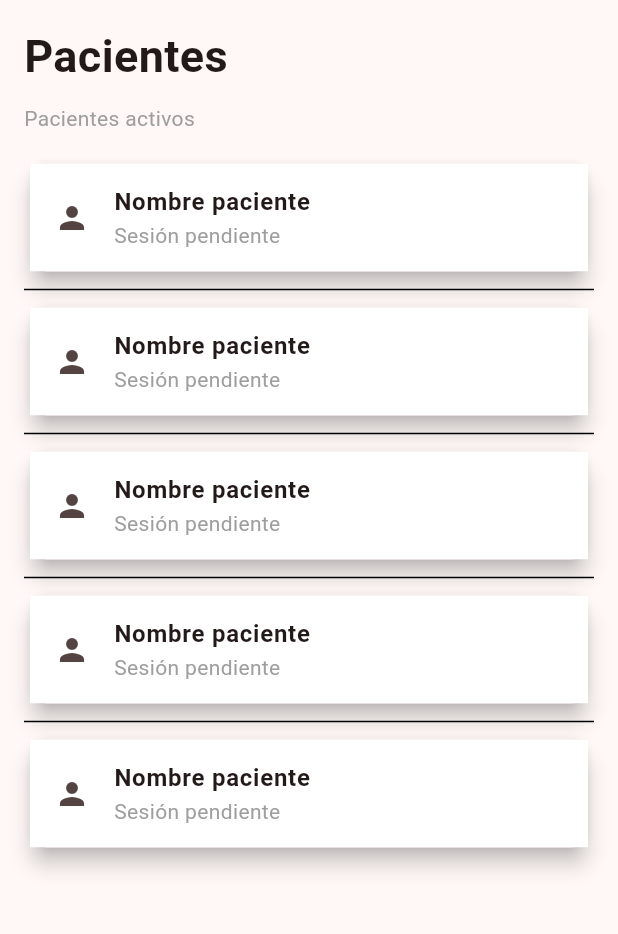
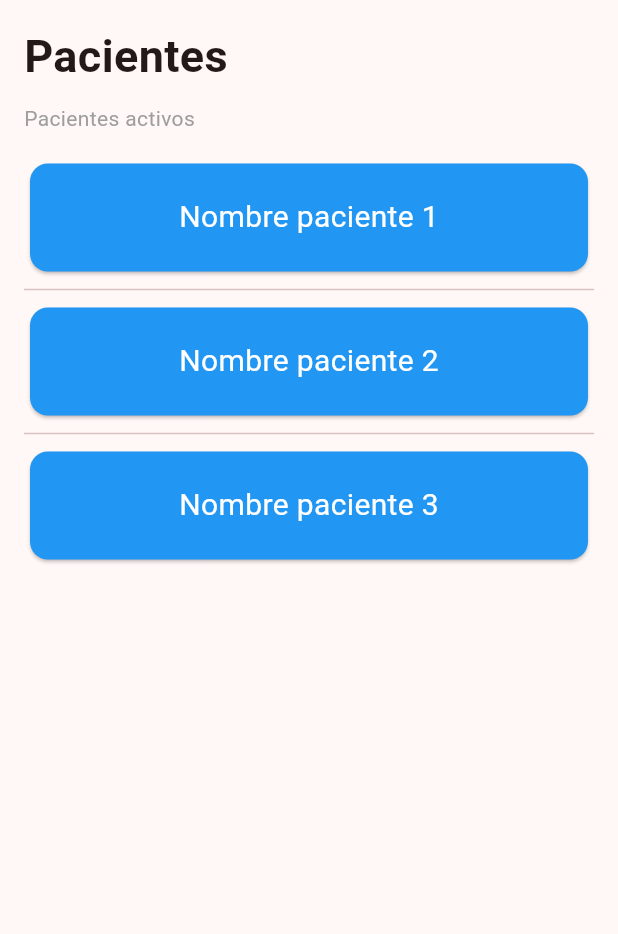
Before and after one commit to danielmnz/therafy_app, a Flutter app: the screen it shows after launch, after a tap on "Pacientes", on a phone screen of 412 x 824 dp, the part 120-1054 px from its top. Run offline on Flutter 3.47's test engine with Material 3 defaults, Android fonts, the phone set to English and light mode, and no system bars; our stand-ins replace table_calendar; missing offline and left inert: group_list_view.

Commit message:
pantalla pacientes y contenido educativo, avance

```diff
--- a/lib/ui/screens/home_screen.dart
+++ b/lib/ui/screens/home_screen.dart
@@ -3,6 +3,7 @@ import 'package:therafy_app/ui/screens/patient2_screen.dart';
 import 'package:therafy_app/ui/screens/patient_screen.dart';
 import 'package:therafy_app/ui/screens/profile_screen.dart';
 import 'package:therafy_app/ui/screens/assistance.dart';
+import 'package:therafy_app/ui/screens/videos_screen.dart';
 
 class HomeScreen extends StatelessWidget {
   const HomeScreen({Key? key}) : super(key: key);
@@ -152,7 +153,7 @@ class HomeScreen extends StatelessWidget {
                         Navigator.push(
                           context,
                           MaterialPageRoute(
-                            builder: (context) => const ProfileScreen(), //temporal
+                            builder: (context) => const VideoScreen(), //temporal
                           ),
                         );
                       },
@@ -160,7 +161,7 @@ class HomeScreen extends StatelessWidget {
                       child: Column(
                         children: [
                           Image.asset(
-                            'assets/images/capsulasvideo.png',
+                            'assets/images/capsulasvideo.png', //cambiar la imagen
                             //width: 200,
                             //height: 150,
                             fit: BoxFit.cover,
@@ -168,7 +169,7 @@ class HomeScreen extends StatelessWidget {
                           SizedBox(height: 10),
                           Center(
                             child: Text(
-                              "Cápsulas de video",
+                              "Contenidos Educativos",
                               style: TextStyle(
                                 //fontWeight: FontWeight.bold,
                                 fontSize: 15,
--- a/lib/ui/screens/patient2_screen.dart
+++ b/lib/ui/screens/patient2_screen.dart
@@ -1,4 +1,5 @@
 import 'package:flutter/material.dart';
+import 'package:therafy_app/ui/screens/video1_screen.dart';
 import 'package:therafy_app/ui/widgets/listviewwidget.dart';
 
 class Patient2Screen extends StatelessWidget {
@@ -39,8 +40,92 @@ class Patient2Screen extends StatelessWidget {
             ),
             SizedBox(height: 16),
 
-            Expanded(
-              child: WidgetListView(),
+            SizedBox(
+              width: double.infinity,
+              height: 80,
+              child: Card(
+                color: Colors.blue,
+                clipBehavior: Clip.hardEdge,
+                child: InkWell(
+                  onTap: () {
+                      Navigator.push(
+                        context,
+                        MaterialPageRoute(
+                          builder: (context) => const Video1Screen(), //temporal
+                        ),
+                      );
+                    },
+                    child: Center(
+                      child: Text(
+                        "Nombre paciente 1",
+                        style: TextStyle(
+                          color: Colors.white,
+                          fontSize: 20,
+                        ),
+                      ),
+                    ),
+                ),
+              ),
+            ),
+
+            Divider(),
+
+            SizedBox(
+              width: double.infinity,
+              height: 80,
+              child: Card(
+                color: Colors.blue,
+                clipBehavior: Clip.hardEdge,
+                child: InkWell(
+                  onTap: () {
+                      Navigator.push(
+                        context,
+                        MaterialPageRoute(
+                          builder: (context) => const Video1Screen(), //temporal
+                        ),
+                      );
+                    },
+                    child: Center(
+                      child: Text(
+                        "Nombre paciente 2",
+                        style: TextStyle(
+                          color: Colors.white,
+                          fontSize: 20,
+                        ),
+                      ),
+                    ),
+                ),
+              ),
+            ),
+
+            Divider(),
+
+            SizedBox(
+              width: double.infinity,
+              height: 80,
+              child: Card(
+                color: Colors.blue,
+                clipBehavior: Clip.hardEdge,
+                child: InkWell(
+                  onTap: () {
+                      Navigator.push(
+                        context,
+                        MaterialPageRoute(
+                          builder: (context) => const Video1Screen(), //temporal cambiar despues
+                        ),
+                      );
+                    },
+                    child: Center(
+                      child: Text(
+                        "Nombre paciente 3",
+                        style: TextStyle(
+                          color: Colors.white,
+                          fontSize: 20,
+                        ),
+                      ),
+                    ),
+                ),
+              ),
             ),
 
           ],
--- a/lib/ui/widgets/listviewwidget.dart
+++ b/lib/ui/widgets/listviewwidget.dart
@@ -25,9 +25,7 @@ class WidgetListView extends StatelessWidget {
           ),
         );
       },
-      separatorBuilder: (BuildContext context, int index) => const Divider(
-        color: Colors.black,
-      ),
+      separatorBuilder: (BuildContext context, int index) => const Divider(),
     );
   }
 }
```
Also changed, not shown: lib/ui/screens/profile_screen.dart (+75 -2 lines), lib/ui/screens/video1_screen.dart (added, +22 -0 lines), lib/ui/screens/videos_screen.dart (added, +130 -0 lines), assets/images/casa_terapia.png (added), assets/images/chicharito_profile.jpeg (added), 1 other file.
